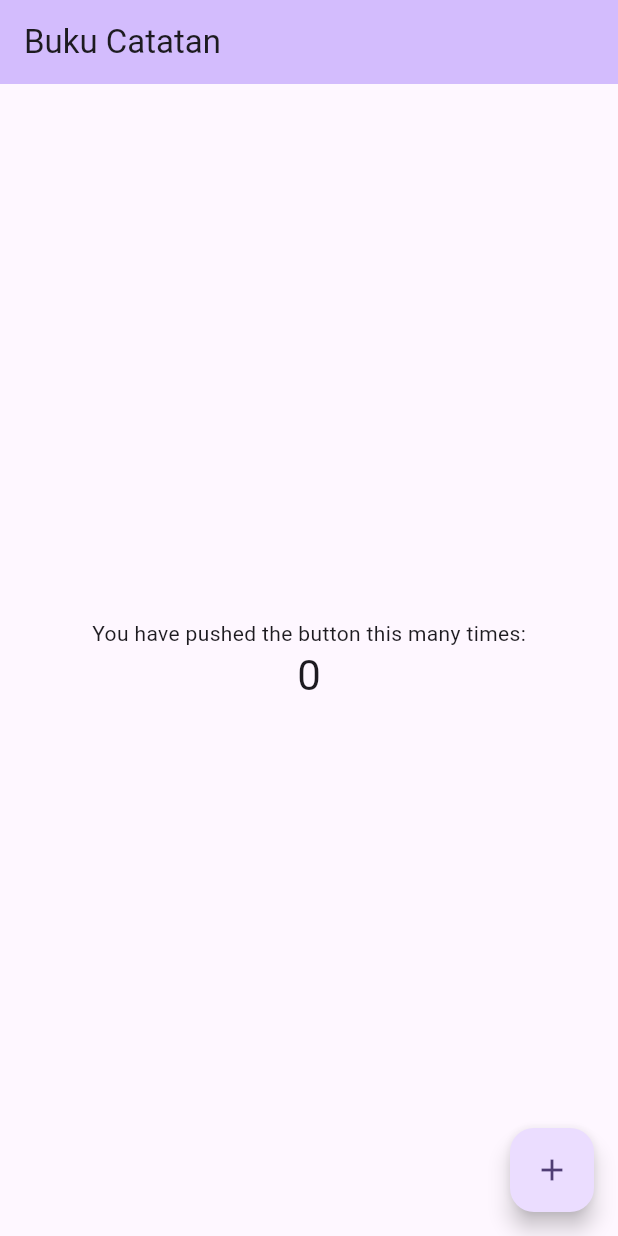
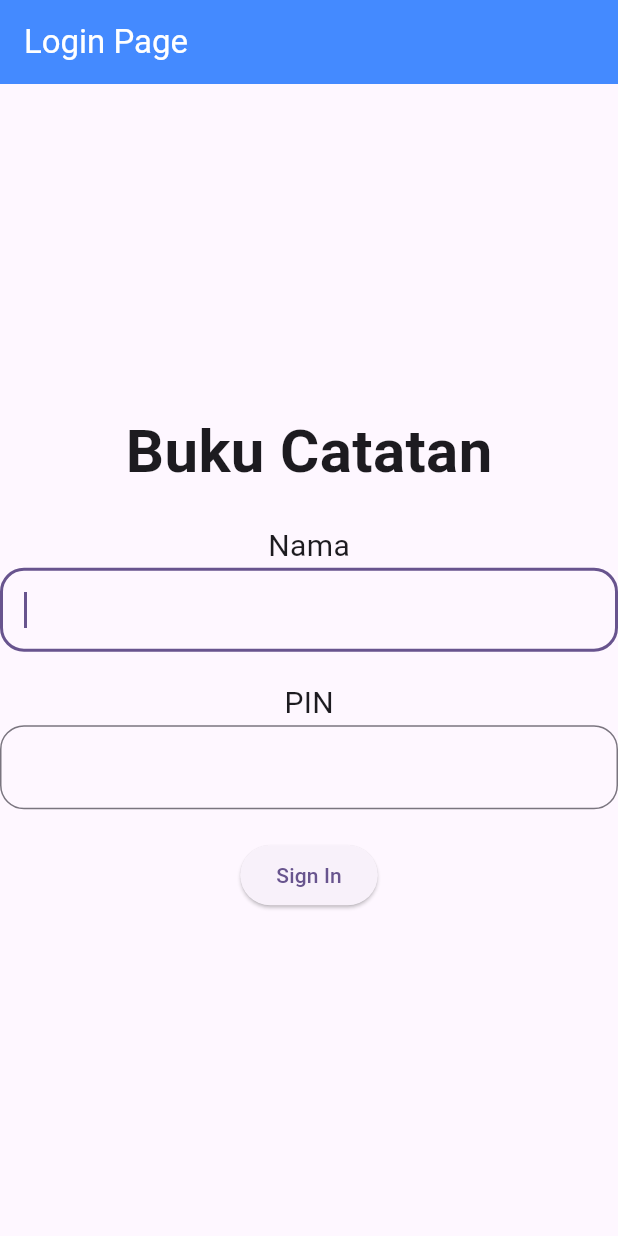
Before and after one commit to kodirzaelani/apinotes_flutter3x, a Flutter app: the screen it shows after launch, on a phone screen of 412 x 824 dp. Run offline on Flutter 3.47's test engine with Material 2 defaults, Android fonts, the phone set to English and light mode, and no system bars.

Commit message:
Page Login

```diff
--- a/lib/main.dart
+++ b/lib/main.dart
@@ -1,3 +1,4 @@
+import 'package:api_notes/pages/page_login.dart';
 import 'package:flutter/material.dart';
 
 void main() {
@@ -16,55 +17,7 @@ class MyApp extends StatelessWidget {
         colorScheme: ColorScheme.fromSeed(seedColor: Colors.deepPurple),
         useMaterial3: true,
       ),
-      home: const MyHomePage(title: 'Buku Catatan'),
+      home: const MyLoginPage(),
     );
   }
 }
-
-class MyHomePage extends StatefulWidget {
-  const MyHomePage({super.key, required this.title});
-
-  final String title;
-
-  @override
-  State<MyHomePage> createState() => _MyHomePageState();
-}
-
-class _MyHomePageState extends State<MyHomePage> {
-  int _counter = 0;
-
-  void _incrementCounter() {
-    setState(() {
-      _counter++;
-    });
-  }
-
-  @override
-  Widget build(BuildContext context) {
-    return Scaffold(
-      appBar: AppBar(
-        backgroundColor: Theme.of(context).colorScheme.inversePrimary,
-        title: Text(widget.title),
-      ),
-      body: Center(
-        child: Column(
-          mainAxisAlignment: MainAxisAlignment.center,
-          children: <Widget>[
-            const Text(
-              'You have pushed the button this many times:',
-            ),
-            Text(
-              '$_counter',
-              style: Theme.of(context).textTheme.headlineMedium,
-            ),
-          ],
-        ),
-      ),
-      floatingActionButton: FloatingActionButton(
-        onPressed: _incrementCounter,
-        tooltip: 'Increment',
-        child: const Icon(Icons.add),
-      ),
-    );
-  }
-}
--- /dev/null
+++ b/lib/pages/page_login.dart
@@ -0,0 +1,95 @@
+import 'package:flutter/material.dart';
+
+class MyLoginPage extends StatefulWidget {
+  const MyLoginPage({super.key});
+
+  @override
+  State<MyLoginPage> createState() => _MyLoginPageState();
+}
+
+class _MyLoginPageState extends State<MyLoginPage>
+    with SingleTickerProviderStateMixin {
+  late AnimationController _controller;
+
+  @override
+  void initState() {
+    super.initState();
+    _controller = AnimationController(vsync: this);
+  }
+
+  @override
+  void dispose() {
+    _controller.dispose();
+    super.dispose();
+  }
+
+  @override
+  Widget build(BuildContext context) {
+    return Scaffold(
+      appBar: AppBar(
+        backgroundColor: Colors.blueAccent,
+        title: const Text(
+          'Login Page',
+          style: TextStyle(
+            color: Colors.white,
+          ),
+        ),
+      ),
+      body: Column(
+        mainAxisAlignment: MainAxisAlignment.center,
+        crossAxisAlignment: CrossAxisAlignment.center,
+        children: [
+          const Center(
+            child: Text(
+              'Buku Catatan',
+              style: TextStyle(fontSize: 40, fontWeight: FontWeight.bold),
+            ),
+          ),
+          const SizedBox(
+            height: 20,
+          ),
+          const Text(
+            'Nama',
+            style: TextStyle(
+              fontSize: 20,
+            ),
+          ),
+          TextField(
+            autofocus: true,
+            decoration: InputDecoration(
+              border: OutlineInputBorder(
+                borderRadius: BorderRadius.circular(16),
+              ),
+            ),
+          ),
+          const SizedBox(
+            height: 20,
+          ),
+          const Text(
+            'PIN',
+            style: TextStyle(
+              fontSize: 20,
+            ),
+          ),
+          TextField(
+            autofocus: true,
+            decoration: InputDecoration(
+              border: OutlineInputBorder(
+                borderRadius: BorderRadius.circular(16),
+              ),
+            ),
+          ),
+          const SizedBox(
+            height: 20,
+          ),
+          ElevatedButton(
+            onPressed: () {},
+            child: const Text(
+              'Sign In',
+            ),
+          ),
+        ],
+      ),
+    );
+  }
+}
```
